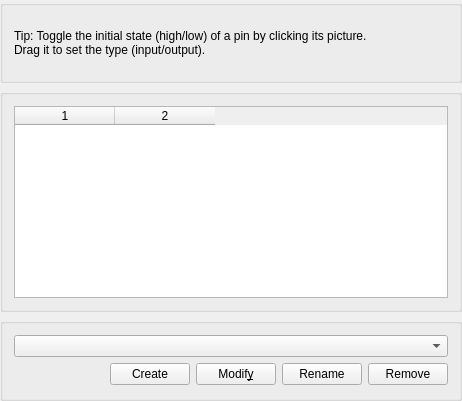
Above: src/gui/microsettingswidget.ui from ktechlab/ktechlab before the change. Below: the same form after it.
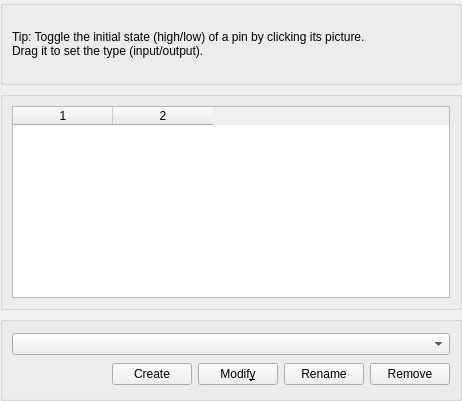
That is the form after the change. Custom widgets are drawn as their Qt base class.

Commit message: UI files: remove <layoutdefault>, let styles rules this

Diff of the .ui file:
```diff
--- a/src/gui/microsettingswidget.ui
+++ b/src/gui/microsettingswidget.ui
@@ -155,7 +155,6 @@
    </item>
   </layout>
  </widget>
- <layoutdefault spacing="6" margin="11"/>
  <customwidgets>
   <customwidget>
    <class>KPushButton</class>
```
The commit also changes 18 other files.
